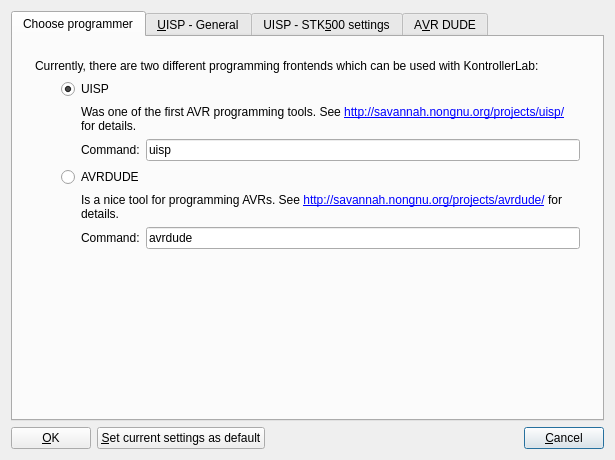
akrutzler/kontrollerlab, file src/klprogrammerconfigwidgetbase.ui: the form before one commit.
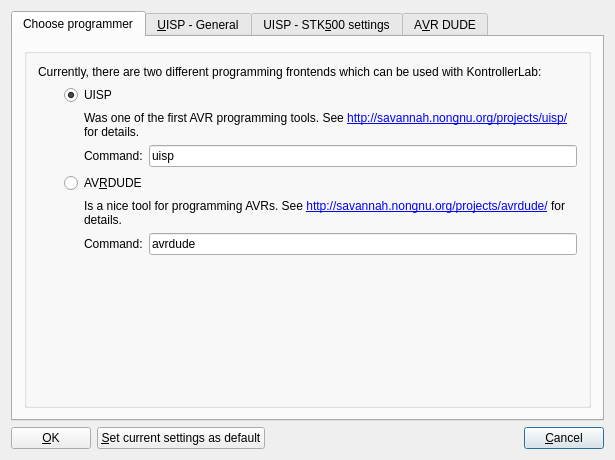
The form after the commit. Custom widgets are drawn as their Qt base class.

Diff of the .ui file:
```diff
--- a/src/klprogrammerconfigwidgetbase.ui
+++ b/src/klprogrammerconfigwidgetbase.ui
@@ -35,13 +35,7 @@
       </attribute>
       <layout class="QGridLayout">
        <item row="0" column="0">
-        <widget class="Q3ButtonGroup" name="buttonGroup1" native="true">
-         <property name="lineWidth" stdset="0">
-          <number>0</number>
-         </property>
-         <property name="title" stdset="0">
-          <string/>
-         </property>
+        <widget class="QGroupBox" name="buttonGroup1">
          <layout class="QGridLayout">
           <item row="1" column="0" rowspan="2">
            <spacer name="spacer7">
@@ -143,7 +137,7 @@
             <item>
              <widget class="QRadioButton" name="rbAVRDUDE">
               <property name="text">
-               <string>AVRDUDE</string>
+               <string>AV&amp;RDUDE</string>
               </property>
               <property name="shortcut">
                <string/>
@@ -967,11 +961,6 @@
  <layoutdefault spacing="6" margin="11"/>
  <pixmapfunction>qPixmapFromMimeSource</pixmapfunction>
  <customwidgets>
-  <customwidget>
-   <class>Q3ButtonGroup</class>
-   <extends>QWidget</extends>
-   <header>q3buttongroup.h</header>
-  </customwidget>
   <customwidget>
    <class>KUrlRequester</class>
    <extends>QWidget</extends>
```
Left out of the diff: 60 changed lines with no effect on the pictures.
